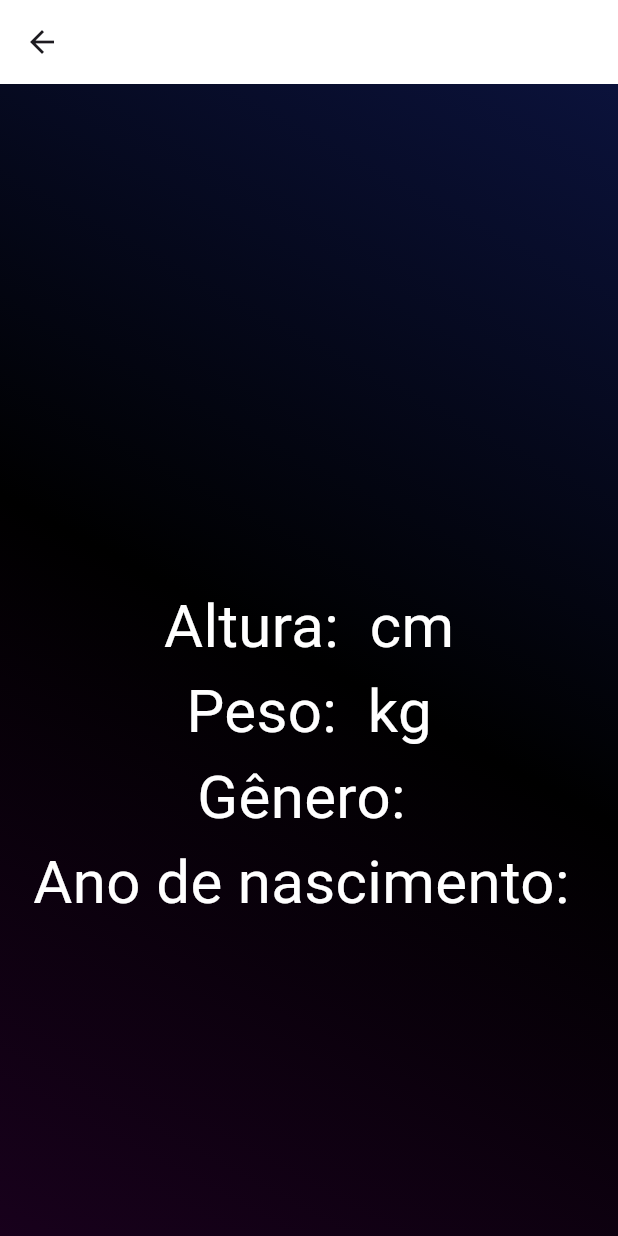
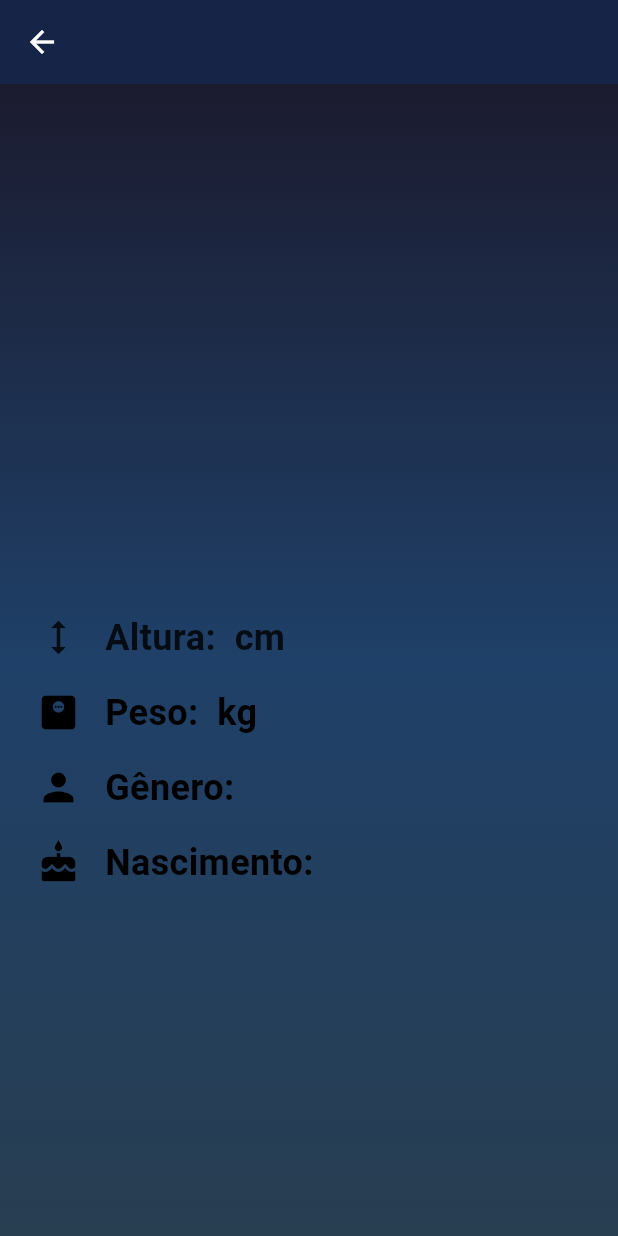
Before and after one commit to geovannakr/prova_api_starwars, a Flutter app: the CharacterDetailScreen screen opened directly with empty values, on a phone screen of 412 x 824 dp. Run offline on Flutter 3.47's test engine with Material 3 defaults, Android fonts, the phone set to English and light mode, and no system bars; network calls fail.

Commit message:
cores + transições de tela + ícones para cada característica dos personagens

```diff
--- a/lib/screen/character_details_screen.dart
+++ b/lib/screen/character_details_screen.dart
@@ -1,64 +1,93 @@
 import 'package:flutter/material.dart';
 import '../models/person.dart';
 
-class CharacterDetailScreen extends StatelessWidget { final Person person; final String imageUrl;
+class CharacterDetailScreen extends StatelessWidget {
+  final Person person;
+  final String imageUrl;
 
-  const CharacterDetailScreen({ Key? key, required this.person, required this.imageUrl,}) : super(key: key);
+  const CharacterDetailScreen({
+    Key? key,
+    required this.person,
+    required this.imageUrl,
+  }) : super(key: key);
 
   @override
   Widget build(BuildContext context) {
     return Scaffold(
+      backgroundColor: const Color(0xFF1B1B2F),
       appBar: AppBar(
-        title: Text(person.name),
+        title: Text(
+          person.name,
+          style: const TextStyle(
+            color: Colors.white,
+            fontWeight: FontWeight.bold,
+          ),
+        ),
         centerTitle: true,
-        backgroundColor: Colors.white,
+        backgroundColor: const Color(0xFF162447),
+        iconTheme: const IconThemeData(
+          color: Colors.white,
         ),
-      body: Container(
-        decoration: BoxDecoration(
+      ),
+      body: AnimatedContainer(
+        duration: const Duration(milliseconds: 600),
+        curve: Curves.easeInOut,
+        decoration: const BoxDecoration(
           gradient: LinearGradient(
-              begin: Alignment.topRight,
-              end: Alignment.bottomLeft,
             colors: [
-                const Color.fromARGB(255, 11, 18, 59),
-                Colors.black,
-                const Color.fromARGB(255, 24, 1, 28),
+              Color(0xFF1B1B2F),
+              Color(0xFF1F4068),
+              Color(0xFF283E51),
             ],
-            )
+            begin: Alignment.topCenter,
+            end: Alignment.bottomCenter,
+          ),
         ),
         width: double.infinity,
         height: double.infinity,
-        padding: const EdgeInsets.all(16.0),
-        child: Center(
+        padding: const EdgeInsets.symmetric(horizontal: 24, vertical: 32),
         child: Column(
           mainAxisAlignment: MainAxisAlignment.center,
-            crossAxisAlignment: CrossAxisAlignment.center,
           children: [
-              const SizedBox(height: 20),
+            const SizedBox(height: 30),
             Text(
               person.name,
-                style: const TextStyle(fontSize: 60, fontWeight: FontWeight.bold, color: Colors.white),
+              style: const TextStyle(
+                fontSize: 42,
+                fontWeight: FontWeight.bold,
+                color: Colors.white,
               ),
-              const SizedBox(height: 20),
-              Text(
-                "Altura: ${person.height} cm",
-                style: const TextStyle(color: Colors.white, fontSize: 40),
             ),
-              Text(
-                "Peso: ${person.mass} kg",
-                style: const TextStyle(color: Colors.white, fontSize: 40),
-              ),
-              Text(
-                "Gênero: ${person.gender}",
-                style: const TextStyle(color: Colors.white, fontSize: 40),
-              ),
-              Text(
-                "Ano de nascimento: ${person.birthYear}",
-                style: const TextStyle(color: Colors.white, fontSize: 40),
-              ),
+            const SizedBox(height: 30),
+            _buildInfoRow(Icons.height, "Altura", "${person.height} cm", const Color.fromARGB(2255, 0, 0, 0)),
+            _buildInfoRow(Icons.monitor_weight, "Peso", "${person.mass} kg", const Color.fromARGB(255, 0, 0, 0)),
+            _buildInfoRow(Icons.person, "Gênero", person.gender, const Color.fromARGB(255, 0, 0, 0)),
+            _buildInfoRow(Icons.cake, "Nascimento", person.birthYear, const Color.fromARGB(255, 0, 0, 0)),
           ],
-          ),
         ),
       ),
     );
   }
+
+  Widget _buildInfoRow(IconData icon, String label, String value, Color color) {
+    return Padding(
+      padding: const EdgeInsets.symmetric(vertical: 8),
+      child: Row(
+        children: [
+          Icon(icon, color: color, size: 30),
+          const SizedBox(width: 16),
+          Expanded(
+            child: Text(
+              "$label: $value",
+              style: TextStyle(
+                fontSize: 24,
+                color: color,
+                fontWeight: FontWeight.w600,
+              ),
+            ),
+          ),
+        ],
+      ),
+    );
   }
+}
--- a/lib/screen/home_screen.dart
+++ b/lib/screen/home_screen.dart
@@ -67,7 +67,7 @@ class _HomeScreenState extends State<HomeScreen> {
                 itemBuilder: (context, index) {
                   final character = people[index];
                   return Card(
-                    color: const Color.fromARGB(255, 113, 85, 118),
+                    color: const Color.fromARGB(255, 59, 33, 63),
                     elevation: 6,
                     shape: RoundedRectangleBorder(borderRadius: BorderRadius.circular(12)),
                     margin: const EdgeInsets.symmetric(horizontal: 16, vertical: 8),
--- a/pubspec.yaml
+++ b/pubspec.yaml
@@ -2,6 +2,8 @@ name: starwars_app
 description: Um app Flutter que consome a API de Star Wars
 
 publish_to: "none"
+
+version: 1.0.0+1
 
 environment:
   sdk: ">=3.0.0 <4.0.0"
@@ -10,6 +12,7 @@ dependencies:
   flutter:
     sdk: flutter
   http: ^0.13.5
+  font_awesome_flutter: ^10.7.0
 
 dev_dependencies:
   flutter_test:
```
Also changed, not shown: pubspec.lock. Lines whose indentation alone changed are shown as unchanged.
